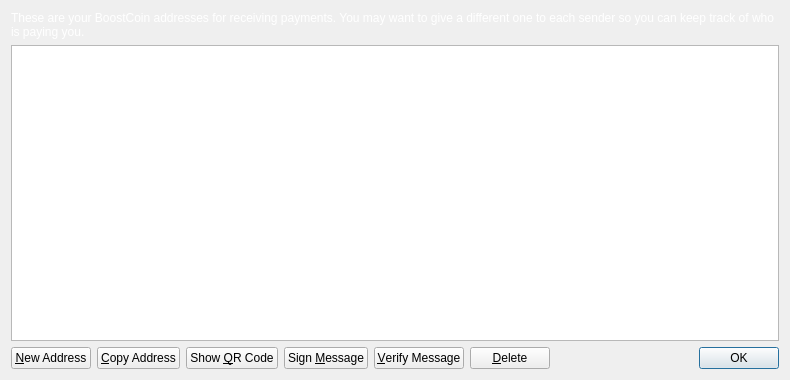
This is src/qt/forms/addressbookpage.ui in mammix2/boostcoin-core as Qt 5 draws it before an edit. The edited form follows.
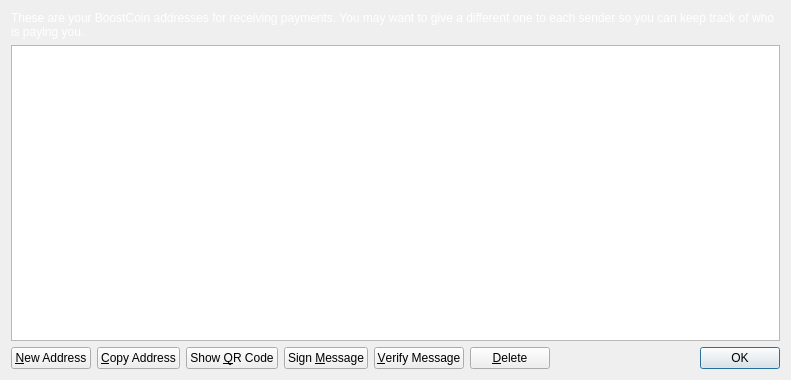
This is the edited form. Icons and pictures are not drawn.

```diff
--- a/src/qt/forms/addressbookpage.ui
+++ b/src/qt/forms/addressbookpage.ui
@@ -6,7 +6,7 @@
    <rect>
     <x>0</x>
     <y>0</y>
-    <width>790</width>
+    <width>791</width>
     <height>380</height>
    </rect>
   </property>
@@ -50,225 +50,6 @@
   <property name="windowTitle">
    <string>Address Book</string>
   </property>
-  <property name="styleSheet">
-   <string notr="true">QProgressBar {
-        background-color: #333333;
-        border-radius: 6px;
-        text-align: center;
-        color: white;
-}
-
-QProgressBar::chunk {
-        background: QLinearGradient(x1: 0, y1: 0, x2: 1, y2: 0, stop: 0 #AEC6CF, stop: 1 #AEC6FF);
-        border-radius: 6px; margin: 0px;
-}
-
-QScrollArea {
-        border-radius: 6px;
-        border-width: 0;
-        border-style: none;
-        padding: 8px;
-        background-color: #111;
-        color: white;
-}
-
-QSpinBox {
-        border-radius: 4px;
-        border-width: 0;
-        border-style: none;
-        padding: 8px;
-        background-color: #111;
-        color: white;
-}
-
-QVBoxLayout {
-        border-radius: 6px;
-        border-width: 0;
-        border-style: none;
-        padding: 8px;
-        background-color: #111;
-        color: white;
-}
-
-QDialog, QMainWindow, QFrame {
-        color: white;
-        background-color: #333333;
-        border: none;
-}
-
-QMenu {
-        background-color: #333333; color: white;
-}
-
-QLabel {
-        background-color: transparent;
-}
-
-QCheckBox {
-        border-radius: 2px;
-        border-width: 0;
-        border-style: none;
-        padding: 3px;
-        background-color: #111;
-        color: white;
-}
-
-QFrame#central { background-color: #333333; border: none }
-QFrame#frame, QFrame#frame_2, QFrame#frame_3 {
-        background-color: #333333;
-        border-style: plain;
-        border-width: 20px;
-        border-radius: 15px;
-        border-color: #111;
-        min-width: 10em;
-        padding: 6px;
-}
-QLabel[openExternalLinks=true], QHeaderView { color: #aaaaaa }
-QLabel[openExternalLinks=false] { color: white; font-weight: normal }
-QPushButton, QToolButton {
-        border: 4px solid #111;
-        border-radius: 7px;
-        background-color: #111;
-        color: white;
-        padding: 6px;
-        margin: 6px;
-}
-QPushButton:pressed, QToolButton:checked {
-        color: #AEC6CF;
-}
-QPushButton:pressed, QToolButton:pressed {
-        border-color: #AEC6DF;
-        color: #AEC6DF;
-}
-QPushButton:disabled, QToolButton:disabled {
-        color: #444;
-        background-color: #222;
-}
-
-
-#scrollAreaWidgetContents QToolButton {
-        border-radius: 8px;
-        border-width: 0px;
-}
-
-/* the background-color is overridden to transparent for mac os x
-   due to the entire toolbar area not being drawable in a regular
-   QMainWindow
-*/
-QToolBar { background: #333333; border: 0px solid black; padding: 3px; }
-
-QToolBar::handle { image: url(handle.png); }
-QStatusBar { background: #333333; }
-QMenuBar { background: #333333; }
-QMenuBar::item { background: #333333; color: white; }
-
-#scrollAreaWidgetContents { background: #222 }
-#scrollAreaWidgetContents &gt; QFrame { background-color: #222; border-width: 0px; border-style: none; }
-
-QLineEdit {
-        border-radius: 6px;
-        border-width: 2px;
-        border-color: #222;
-        padding: 8px;
-        background-color: #111;
-        color: white;
-}
-
-QComboBox {
-        border-radius: 6px;
-        border-width: 0;
-        border-style: none;
-        padding: 8px;
-        background-color: #111;
-        color: white;
-}
-
-QComboBox::drop-down {
-        border-width: 0;
-        border-style: none;
-        background-color: #111;
-        color: white;
-}
-
-QTableView {
-        background: #111;
-        color: white;
-        border-style: none;
-        selection-background-color: #aaaaaa;
-    alternate-background-color: #222;
-        selection-color: #111;
-        border: 0px solid black;
-}
-
-QHeaderView { color: #aaaaaa; background-color: #111; background-image: none; }
-QHeaderView::section { color: #aaaaaa; background-color: #222; }
-QHeaderView::section:checked { background-color: #111; }
-
-QTabWidget {
-        background: #111;
-}
-
- QTabWidget::pane {
-     border-top: 2px solid #111;
-     border: 4px solid #111;
-     border-bottom-left-radius: 8px;
-     border-bottom-right-radius: 8px;
-     border-top-right-radius: 8px;
-        background: #111;
- }
-
- QTabWidget::tab-bar {
-     left: 5px; /* move to the right by 5px */
- }
-
- /* Style the tab using the tab sub-control. Note that
-     it reads QTabBar _not_ QTabWidget */
- QTabBar::tab {
-     background: #111;
-     border: 4px solid #222;
-     border-bottom-color: #111; /* same as the pane color */
-     border-top-left-radius: 4px;
-     border-top-right-radius: 4px;
-     min-width: 8ex;
-     padding: 4px;
-     color: #888;
- }
-
- QTabBar::tab:selected, QTabBar::tab:hover {
-     color: #aaaaaa
- }
-
- QTabBar::tab:selected {
-     border-color: #111; /* same as pane color */
-     border-top-color: #aaaaaa;
- }
-
- QTabBar::tab:!selected {
-     margin-top: 2px; /* make non-selected tabs look smaller */
- }
-
- /* make use of negative margins for overlapping tabs */
- QTabBar::tab:selected {
-     /* expand/overlap to the left and right by 4px */
-     margin-left: -4px;
-     margin-right: -4px;
- }
-
- QTabBar::tab:first:selected {
-     margin-left: 0; /* the first selected tab has nothing to overlap with on the left */
- }
-
- QTabBar::tab:last:selected {
-     margin-right: 0; /* the last selected tab has nothing to overlap with on the right */
- }
-
- QTabBar::tab:only-one {
-     margin: 0; /* if there is only one tab, we don't want overlapping margins */
- }
-
-
-</string>
-  </property>
   <layout class="QVBoxLayout" name="verticalLayout">
    <item>
     <widget class="QLabel" name="labelExplanation">
```
